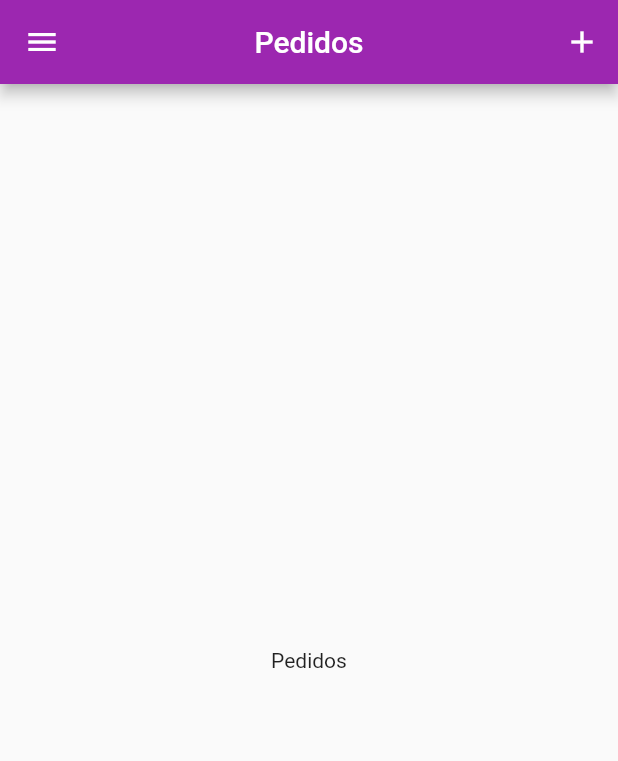
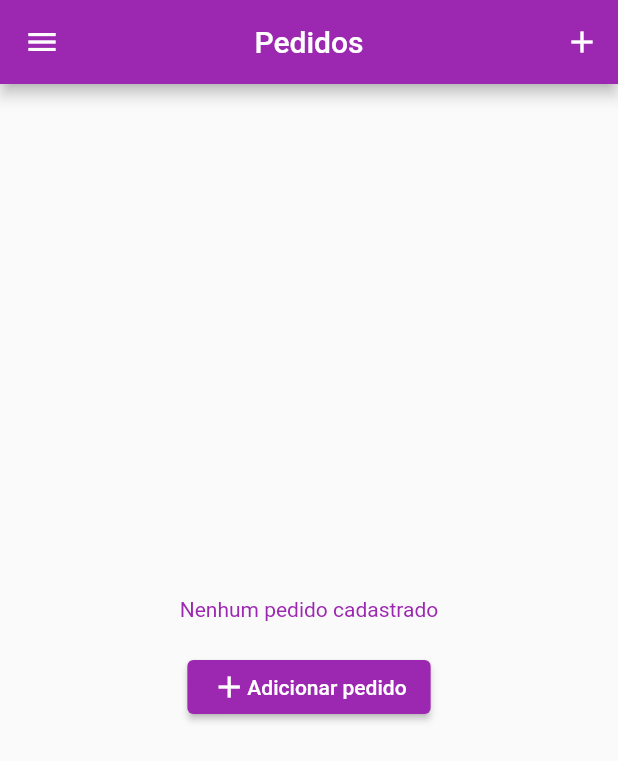
Before and after one commit to victorwolff39/mercos_challenge, a Flutter app: the screen it shows once a user with an empty profile is signed in, on a phone screen of 412 x 824 dp. Shown: the top 761 px of the screen. Run offline on Flutter 3.47's test engine with Material 2 defaults, Android fonts, the light colour scheme and no system bars; our stand-ins replace firebase_auth, firebase_core, fluttertoast; accounts and stored records are empty.

Commit message:
Criado screens e widgets básicos para a criação de pedidos.

```diff
--- a/lib/main.dart
+++ b/lib/main.dart
@@ -4,6 +4,8 @@ import 'package:flutter/material.dart';
 import 'package:mercos_challenge/providers/clients_provider.dart';
 import 'package:mercos_challenge/ui/screens/auth_screen.dart';
 import 'package:mercos_challenge/ui/screens/home_screen.dart';
+import 'package:mercos_challenge/ui/screens/new_order_screen.dart';
+import 'package:mercos_challenge/utils/constants/app_routes.dart';
 import 'package:provider/provider.dart';
 import 'package:mercos_challenge/providers/products_provider.dart';
 import 'package:mercos_challenge/ui/screens/splash_screen.dart';
@@ -61,6 +63,9 @@ class MyApp extends StatelessWidget {
                 }
               },
             ),
+            routes: {
+              AppRoutes.NEW_ORDER: (ctx) => NewOrderScreen(),
+            },
           ),
         );
       },
--- a/lib/ui/screens/auth_screen.dart
+++ b/lib/ui/screens/auth_screen.dart
@@ -2,7 +2,7 @@ import 'package:fluttertoast/fluttertoast.dart';
 import 'package:flutter/material.dart';
 import 'package:mercos_challenge/models/auth_data.dart';
 import 'package:mercos_challenge/services/authentication.dart';
-import 'package:mercos_challenge/ui/widgets/form/auth_form.dart';
+import 'package:mercos_challenge/ui/widgets/auth/auth_form.dart';
 
 class AuthScreen extends StatefulWidget {
   @override
--- a/lib/ui/screens/home_screen.dart
+++ b/lib/ui/screens/home_screen.dart
@@ -1,7 +1,9 @@
 import 'package:flutter/material.dart';
 import 'package:mercos_challenge/ui/screens/clients_screen.dart';
+import 'package:mercos_challenge/ui/screens/orders_screen.dart';
 import 'package:mercos_challenge/ui/screens/products_screen.dart';
 import 'package:mercos_challenge/ui/widgets/drawer/main_drawer.dart';
+import 'package:mercos_challenge/utils/constants/app_routes.dart';
 
 class HomeScreen extends StatefulWidget {
   @override
@@ -11,7 +13,7 @@ class HomeScreen extends StatefulWidget {
 class _HomeScreenState extends State<HomeScreen> {
   int _screenIndex = 0;
   List<Map> _screens = [
-    {"title": "Pedidos", "screen": Center(child: Text("Pedidos"))},
+    {"title": "Pedidos", "screen": OrdersScreen()},
     {"title": "Clientes", "screen": ClientsScreen()},
     {"title": "Produtos", "screen": ProductsScreen()}
   ];
@@ -28,7 +30,9 @@ class _HomeScreenState extends State<HomeScreen> {
         appBar: AppBar(
           actions: [
             if (_screenIndex == 0)
-              IconButton(icon: Icon(Icons.add), onPressed: () {})
+              IconButton(icon: Icon(Icons.add), onPressed: () {
+                Navigator.of(context).pushNamed(AppRoutes.NEW_ORDER);
+              })
           ],
           title: Text(_screens[_screenIndex]["title"]),
           centerTitle: true,
--- /dev/null
+++ b/lib/ui/screens/orders_screen.dart
@@ -0,0 +1,38 @@
+import 'package:flutter/material.dart';
+import 'package:mercos_challenge/utils/constants/app_routes.dart';
+
+class OrdersScreen extends StatefulWidget {
+  @override
+  _OrdersScreenState createState() => _OrdersScreenState();
+}
+
+class _OrdersScreenState extends State<OrdersScreen> {
+  @override
+  Widget build(BuildContext context) {
+    return Center(
+      child: Column(
+        mainAxisAlignment: MainAxisAlignment.center,
+        crossAxisAlignment: CrossAxisAlignment.center,
+        children: [
+          Text(
+            "Nenhum pedido cadastrado",
+            style: TextStyle(
+              color: Theme.of(context).primaryColor
+            ),
+          ),
+          SizedBox(height: 20),
+          FittedBox(
+            child: ElevatedButton(
+              onPressed: () {
+                Navigator.of(context).pushNamed(AppRoutes.NEW_ORDER);
+              },
+              child: Row(
+                children: [Icon(Icons.add), Text("Adicionar pedido")],
+              ),
+            ),
+          )
+        ],
+      ),
+    );
+  }
+}
--- a/lib/utils/constants/app_routes.dart
+++ b/lib/utils/constants/app_routes.dart
@@ -3,4 +3,5 @@ class AppRoutes {
   static const HOME = '/home';
   static const PRODUCTS = '/products';
   static const ORDERS = '/orders';
+  static const NEW_ORDER = '/new_order';
 }
```
Also changed, not shown: lib/models/order.dart (+17 -0 lines), lib/ui/screens/new_order_screen.dart (added, +20 -0 lines), lib/ui/widgets/clients/client_selection_dialog.dart (added, +54 -0 lines), lib/ui/widgets/clients/client_tile.dart (added, +19 -0 lines), lib/ui/widgets/order/new_order_form.dart (added, +40 -0 lines), lib/ui/widgets/auth/auth_form.dart (renamed from lib/ui/widgets/form/auth_form.dart).
